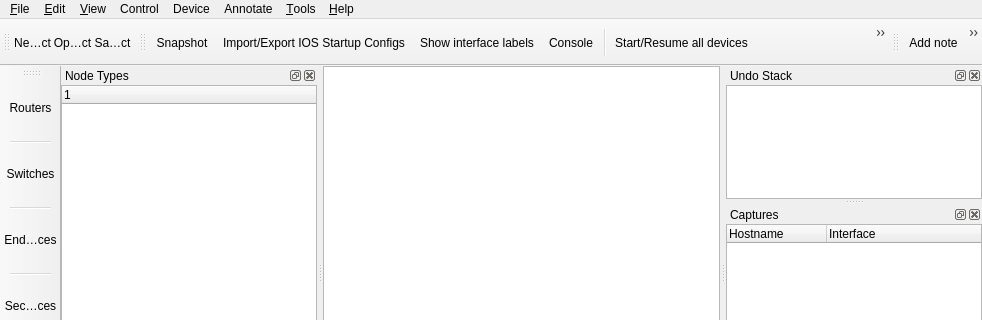
Qt form src/GNS3/Ui/Form_MainWindow.ui (GNS3/gns3-legacy) before a commit; both pictures show x 0 to 982 and y 0 to 320 of the 982 by 717 pixel window.
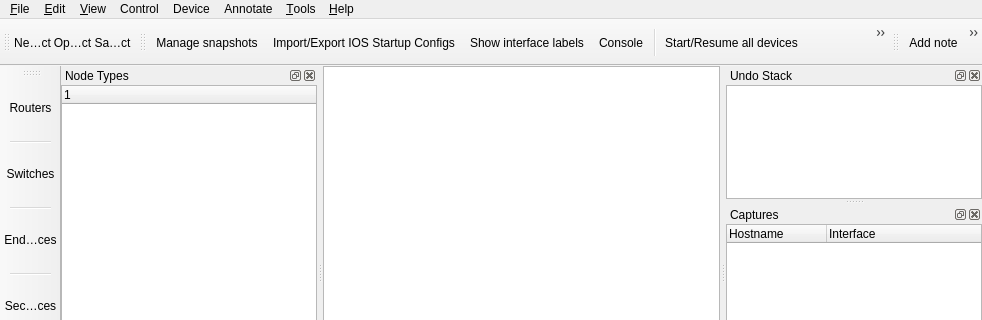
The same form after that commit. Icons and pictures are not drawn. Custom widgets are drawn as their Qt base class.

Diff of the .ui file:
```diff
--- a/src/GNS3/Ui/Form_MainWindow.ui
+++ b/src/GNS3/Ui/Form_MainWindow.ui
@@ -1018,7 +1018,7 @@
      <normaloff>:/icons/snapshot.svg</normaloff>:/icons/snapshot.svg</iconset>
    </property>
    <property name="text">
-    <string>Snapshot</string>
+    <string>Manage snapshots</string>
    </property>
    <property name="toolTip">
     <string>Snapshot</string>
```
Left out of the diff: 2 changed lines with no effect on the pictures.
